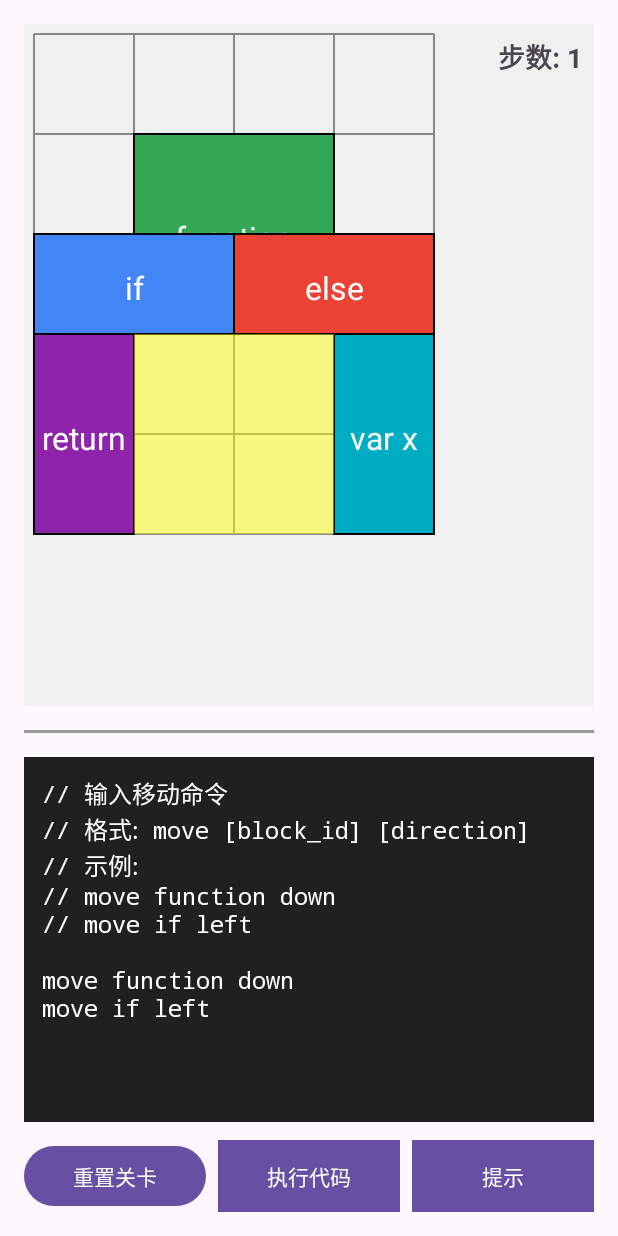
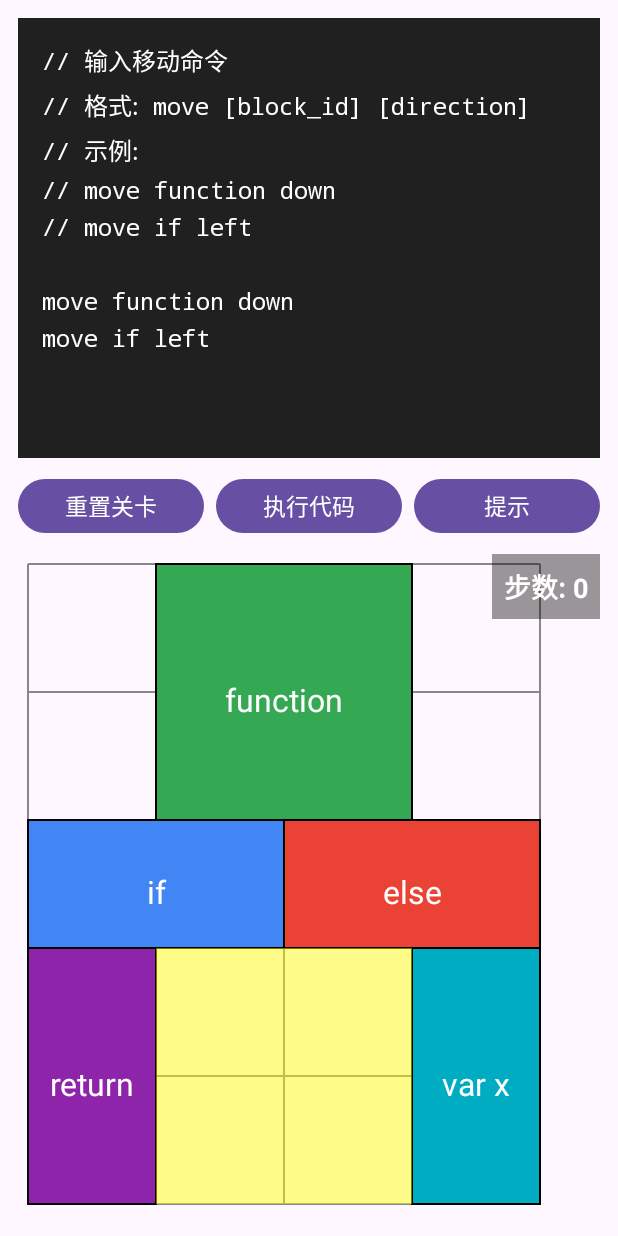
Before and after one commit to YG73/huarongdao, an Android app: the screen it shows after launch (MainActivity), after a tap on "执行代码", on a phone screen of 412 x 824 dp. Run offline under Robolectric (Android 15) with nearby library versions, the phone set to English and light mode, and no system bars.

Commit message:
调整了页面布局，并修正方块移动的bug

```diff
--- a/app/src/main/java/com/example/huarongdao/HuaRongDaoView.java
+++ b/app/src/main/java/com/example/huarongdao/HuaRongDaoView.java
@@ -19,7 +19,7 @@ import java.util.ArrayList;
 import java.util.List;
 
 public class HuaRongDaoView extends View {
-    private static final int CELL_SIZE = 100; // 每个格子的大小
+    private int cellSize = 0; // 动态方块大小
     private static final int PADDING = 10; // 内边距
 
     private List<Block> blocks = new ArrayList<>();
@@ -92,10 +92,10 @@ public class HuaRongDaoView extends View {
         // 绘制垂直线
         for (int i = 0; i <= width; i++) {
             canvas.drawLine(
-                PADDING + i * CELL_SIZE,
+                PADDING + i * cellSize,
                 PADDING,
-                PADDING + i * CELL_SIZE,
-                PADDING + height * CELL_SIZE,
+                PADDING + i * cellSize,
+                PADDING + height * cellSize,
                 gridPaint
             );
         }
@@ -104,9 +104,9 @@ public class HuaRongDaoView extends View {
         for (int i = 0; i <= height; i++) {
             canvas.drawLine(
                 PADDING,
-                PADDING + i * CELL_SIZE,
-                PADDING + width * CELL_SIZE,
-                PADDING + i * CELL_SIZE,
+                PADDING + i * cellSize,
+                PADDING + width * cellSize,
+                PADDING + i * cellSize,
                 gridPaint
             );
         }
@@ -119,10 +119,10 @@ public class HuaRongDaoView extends View {
             blockPaint.setColor(color);
 
             // 绘制方块
-            float left = PADDING + block.getCol() * CELL_SIZE;
-            float top = PADDING + block.getRow() * CELL_SIZE;
-            float right = left + block.getWidth() * CELL_SIZE;
-            float bottom = top + block.getHeight() * CELL_SIZE;
+            float left = PADDING + block.getCol() * cellSize;
+            float top = PADDING + block.getRow() * cellSize;
+            float right = left + block.getWidth() * cellSize;
+            float bottom = top + block.getHeight() * cellSize;
 
             canvas.drawRect(left, top, right, bottom, blockPaint);
 
@@ -136,7 +136,7 @@ public class HuaRongDaoView extends View {
             // 绘制方块文本
             String text = getBlockText(block.getType());
             float textX = left + (right - left) / 2;
-            float textY = top + (bottom - top) / 2 + 16; // 16是为了让文本居中
+            float textY = top + (bottom - top) / 2 + cellSize * 0.16f; // 居中
             canvas.drawText(text, textX, textY, textPaint);
         }
     }
@@ -146,10 +146,10 @@ public class HuaRongDaoView extends View {
         int height = currentLevel.getGridHeight();
 
         // 出口位置在底部中央
-        float left = PADDING + (width/2 - 1) * CELL_SIZE;
-        float top = PADDING + (height - 2) * CELL_SIZE;
-        float right = left + 2 * CELL_SIZE;
-        float bottom = top + 2 * CELL_SIZE;
+        float left = PADDING + (width/2 - 1) * cellSize;
+        float top = PADDING + (height - 2) * cellSize;
+        float right = left + 2 * cellSize;
+        float bottom = top + 2 * cellSize;
 
         blockPaint.setColor(Color.YELLOW & 0x77FFFFFF); // 半透明黄色
         canvas.drawRect(left, top, right, bottom, blockPaint);
@@ -219,10 +219,10 @@ public class HuaRongDaoView extends View {
         // 检查是否点击了某个方块
         for (int i = blocks.size() - 1; i >= 0; i--) {
             Block block = blocks.get(i);
-            float left = PADDING + block.getCol() * CELL_SIZE;
-            float top = PADDING + block.getRow() * CELL_SIZE;
-            float right = left + block.getWidth() * CELL_SIZE;
-            float bottom = top + block.getHeight() * CELL_SIZE;
+            float left = PADDING + block.getCol() * cellSize;
+            float top = PADDING + block.getRow() * cellSize;
+            float right = left + block.getWidth() * cellSize;
+            float bottom = top + block.getHeight() * cellSize;
 
             if (x >= left && x <= right && y >= top && y <= bottom) {
                 return block;
@@ -293,16 +293,18 @@ public class HuaRongDaoView extends View {
             newCol < 0 || newCol + block.getWidth() > currentLevel.getGridWidth()) {
             return false;
         }
-
-        // 检查是否与其他方块冲突
-        for (Block other : blocks) {
-            if (other == block) continue;
-
-            if (isOverlapping(block, other, newRow, newCol)) {
-                return false;
+        // 检查目标区域每一格是否都空闲
+        for (int r = newRow; r < newRow + block.getHeight(); r++) {
+            for (int c = newCol; c < newCol + block.getWidth(); c++) {
+                for (Block other : blocks) {
+                    if (other == block) continue;
+                    if (r >= other.getRow() && r < other.getRow() + other.getHeight() &&
+                        c >= other.getCol() && c < other.getCol() + other.getWidth()) {
+                        return false;
+                    }
+                }
             }
         }
-
         return true;
     }
 
@@ -337,6 +339,16 @@ public class HuaRongDaoView extends View {
         }
     }
 
+    @Override
+    protected void onSizeChanged(int w, int h, int oldw, int oldh) {
+        super.onSizeChanged(w, h, oldw, oldh);
+        if (currentLevel != null) {
+            int gridWidth = currentLevel.getGridWidth();
+            int gridHeight = currentLevel.getGridHeight();
+            cellSize = Math.min((w - 2 * PADDING) / gridWidth, (h - 2 * PADDING) / gridHeight);
+        }
+    }
+
     public interface GameListener {
         void onMovesChanged(int moves);
         void onGameCompleted(int moves);
--- a/app/src/main/res/layout/activity_main.xml
+++ b/app/src/main/res/layout/activity_main.xml
@@ -1,97 +1,101 @@
 <?xml version="1.0" encoding="utf-8"?>
-<LinearLayout xmlns:android="http://schemas.android.com/apk/res/android"
+<androidx.constraintlayout.widget.ConstraintLayout xmlns:android="http://schemas.android.com/apk/res/android"
+    xmlns:app="http://schemas.android.com/apk/res-auto"
     android:layout_width="match_parent"
     android:layout_height="match_parent"
-    android:orientation="vertical"
-    android:padding="16dp">
+    android:padding="12dp">
 
-    <!-- 上方游戏区域 -->
-    <RelativeLayout
-        android:layout_width="match_parent"
-        android:layout_height="0dp"
-        android:layout_weight="3"
-        android:background="#f0f0f0">
+    <!-- 整体内容垂直居中 -->
+    <LinearLayout
+        android:id="@+id/mainContent"
+        android:layout_width="0dp"
+        android:layout_height="wrap_content"
+        android:orientation="vertical"
+        app:layout_constraintTop_toTopOf="parent"
+        app:layout_constraintBottom_toBottomOf="parent"
+        app:layout_constraintStart_toStartOf="parent"
+        app:layout_constraintEnd_toEndOf="parent">
 
-        <com.example.huarongdao.HuaRongDaoView
-            android:id="@+id/gameView"
-            android:layout_width="match_parent"
-            android:layout_height="match_parent"
-            android:layout_centerInParent="true"/>
-
-        <TextView
-            android:id="@+id/movesTextView"
-            android:layout_width="wrap_content"
-            android:layout_height="wrap_content"
-            android:layout_alignParentTop="true"
-            android:layout_alignParentRight="true"
-            android:padding="8dp"
-            android:text="步数: 0"
-            android:textSize="18sp"
-            android:textStyle="bold"/>
-    </RelativeLayout>
-
-    <!-- 分隔线 -->
-    <View
-        android:layout_width="match_parent"
-        android:layout_height="2dp"
-        android:background="#999999"
-        android:layout_marginTop="16dp"
-        android:layout_marginBottom="16dp"/>
-
-    <!-- 下方代码输入区域 -->
-    <LinearLayout
-        android:layout_width="match_parent"
-        android:layout_height="0dp"
-        android:layout_weight="2"
-        android:orientation="vertical">
-
+        <!-- 顶部：输入指令面板 -->
         <EditText
             android:id="@+id/codeEditText"
             android:layout_width="match_parent"
-            android:layout_height="0dp"
-            android:layout_weight="4"
+            android:layout_height="293dp"
             android:background="#202020"
+            android:fontFamily="monospace"
+            android:gravity="top|start"
+            android:hint="在此输入代码..."
+            android:maxLines="10"
+            android:minLines="5"
+            android:overScrollMode="always"
+            android:padding="16dp"
+            android:scrollbars="vertical"
             android:textColor="#ffffff"
             android:textSize="16sp"
-            android:padding="12dp"
-            android:gravity="top"
-            android:hint="在此输入代码..."
-            android:fontFamily="monospace"
-            android:minLines="6"
-            android:scrollbars="vertical"/>
+            android:lineSpacingExtra="6dp"/>
 
+        <!-- 中部：按钮区 -->
         <LinearLayout
+            android:id="@+id/buttonPanel"
             android:layout_width="match_parent"
             android:layout_height="wrap_content"
             android:orientation="horizontal"
-            android:layout_marginTop="12dp">
+            android:layout_marginTop="10dp"
+            android:layout_marginBottom="10dp">
 
             <Button
                 android:id="@+id/resetButton"
                 android:layout_width="0dp"
                 android:layout_weight="1"
-                android:layout_height="wrap_content"
+                android:layout_height="44dp"
+                style="@style/CommonButton"
                 android:text="重置关卡"
-                android:layout_marginRight="8dp"/>
+                android:textSize="15sp"
+                android:layout_marginEnd="8dp"/>
 
             <Button
                 android:id="@+id/executeButton"
                 android:layout_width="0dp"
                 android:layout_weight="1"
-                android:layout_height="wrap_content"
+                android:layout_height="44dp"
+                style="@style/CommonButton"
                 android:text="执行代码"
-                android:background="#4CAF50"
-                android:textColor="#ffffff"
-                android:layout_marginRight="8dp"/>
+                android:textSize="15sp"
+                android:layout_marginEnd="8dp"/>
 
             <Button
                 android:id="@+id/hintButton"
                 android:layout_width="0dp"
                 android:layout_weight="1"
+                android:layout_height="44dp"
+                style="@style/CommonButton"
+                android:text="提示"
+                android:textSize="15sp"/>
+        </LinearLayout>
+
+        <!-- 底部：华容道棋盘，正方形最大化显示 -->
+        <FrameLayout
+            android:layout_width="match_parent"
+            android:layout_height="0dp"
+            android:layout_weight="1"
+            android:layout_gravity="center">
+            <com.example.huarongdao.HuaRongDaoView
+                android:id="@+id/gameView"
+                android:layout_width="match_parent"
+                android:layout_height="match_parent"
+                android:layout_gravity="center"/>
+            <TextView
+                android:id="@+id/movesTextView"
+                android:layout_width="wrap_content"
                 android:layout_height="wrap_content"
-                android:text="提示"
-                android:background="#FF9800"
-                android:textColor="#ffffff"/>
-        </LinearLayout>
+                android:layout_gravity="top|end"
+                android:padding="8dp"
+                android:text="步数: 0"
+                android:textSize="18sp"
+                android:textStyle="bold"
+                android:background="#66000000"
+                android:textColor="#fff"/>
+        </FrameLayout>
     </LinearLayout>
-</LinearLayout>
+
+</androidx.constraintlayout.widget.ConstraintLayout>
```
Also changed, not shown: 1 other file.
